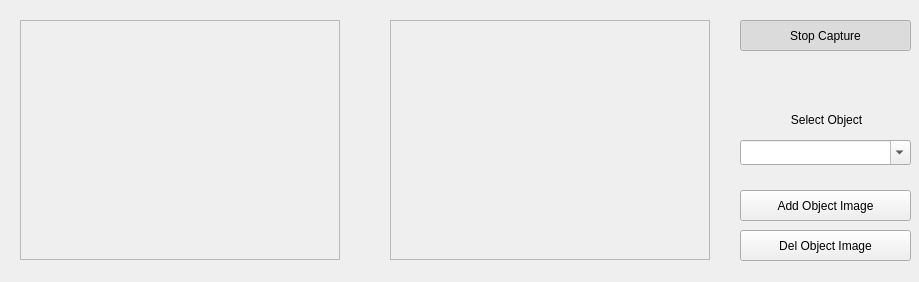
Above: proyVA3/mainwindow.ui from danipeix13/VisionArtificial before the change. Below: the same form after it.
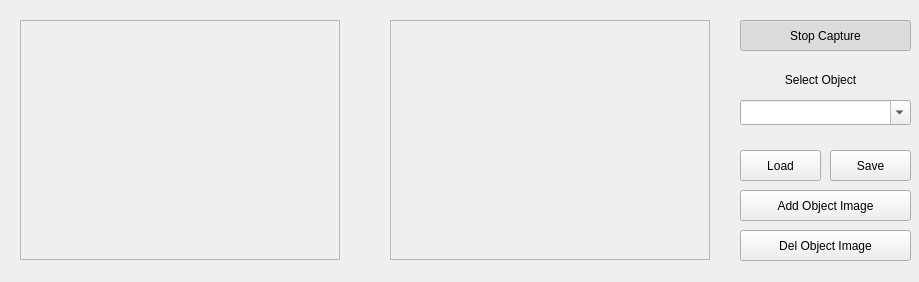
That is the form after the change.

What changed in the file:
```diff
--- a/proyVA3/mainwindow.ui
+++ b/proyVA3/mainwindow.ui
@@ -105,8 +105,8 @@
   <widget class="QLabel" name="selectObjLabel">
    <property name="geometry">
     <rect>
-     <x>746</x>
-     <y>110</y>
+     <x>740</x>
+     <y>70</y>
      <width>161</width>
      <height>20</height>
     </rect>
@@ -122,7 +122,7 @@
    <property name="geometry">
     <rect>
      <x>740</x>
-     <y>140</y>
+     <y>100</y>
      <width>171</width>
      <height>25</height>
     </rect>
@@ -143,6 +143,32 @@
     <number>3</number>
    </property>
   </widget>
+  <widget class="QPushButton" name="loadBtn">
+   <property name="geometry">
+    <rect>
+     <x>740</x>
+     <y>150</y>
+     <width>81</width>
+     <height>31</height>
+    </rect>
+   </property>
+   <property name="text">
+    <string>Load</string>
+   </property>
+  </widget>
+  <widget class="QPushButton" name="saveBtn">
+   <property name="geometry">
+    <rect>
+     <x>830</x>
+     <y>150</y>
+     <width>81</width>
+     <height>31</height>
+    </rect>
+   </property>
+   <property name="text">
+    <string>Save</string>
+   </property>
+  </widget>
  </widget>
  <resources/>
  <connections/>
```
